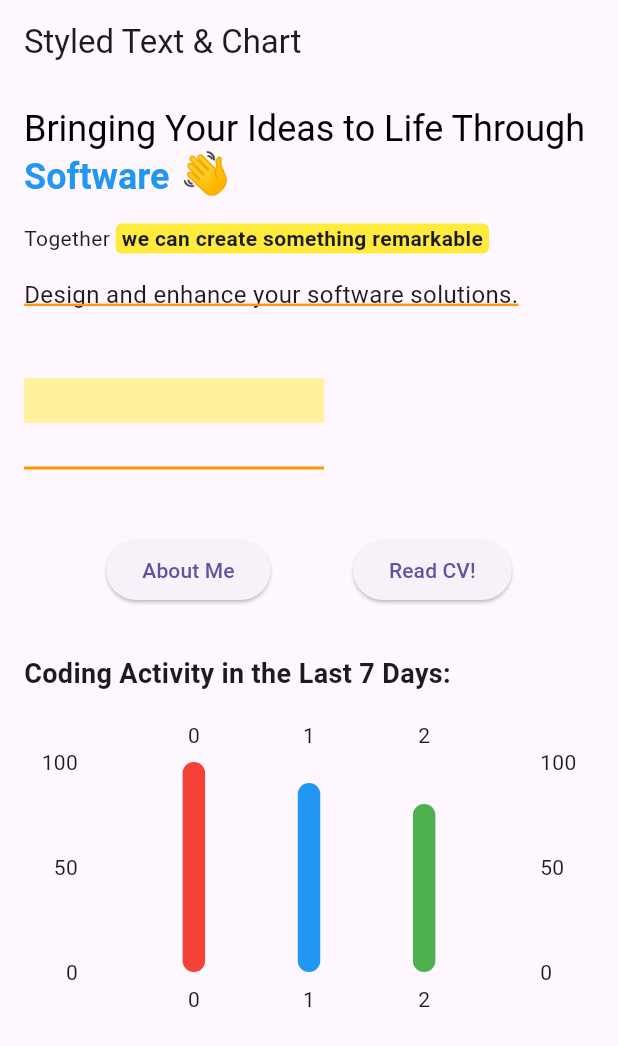
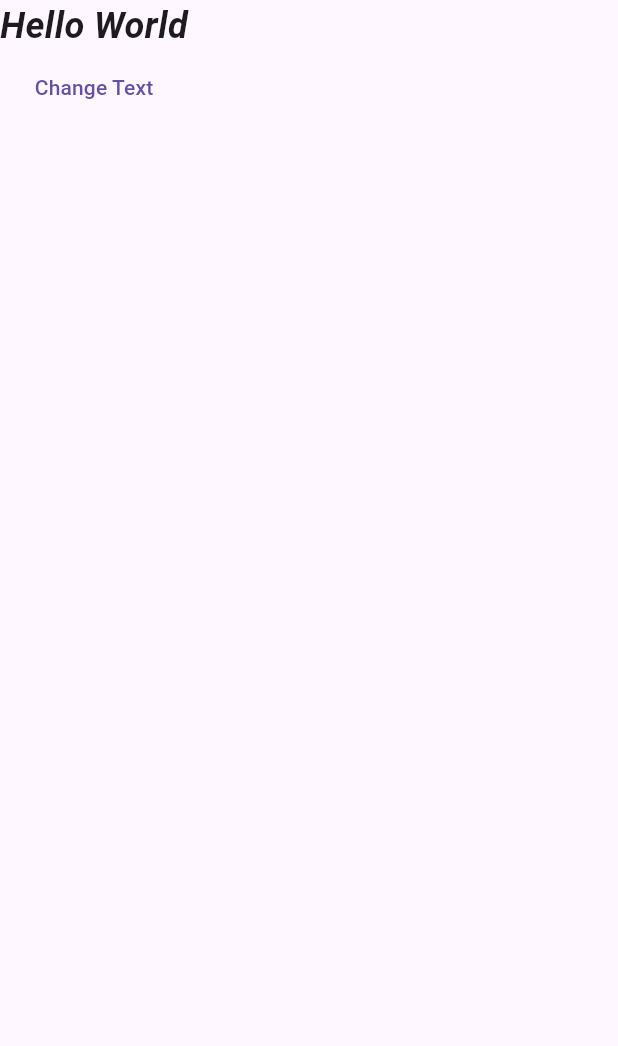
Before and after one commit to Sardor6628/portfolio_w, a Flutter app: the screen it shows after launch, on a phone screen of 412 x 824 dp. Shown: the top 1046 px of the screen. Run offline on Flutter 3.47's test engine with Material 3 defaults, Android fonts, the light colour scheme and no system bars; drawn by our look-alikes of fl_chart; our stand-ins replace auto_route, flutter_bloc, shared_preferences; generated files the repository leaves out were written again.

Commit message:
- Animated Text - Auto Route - readme

```diff
--- /dev/null
+++ b/lib/bl/animated_text/animated_text_cubit.dart
@@ -0,0 +1,35 @@
+import 'package:flutter_bloc/flutter_bloc.dart';
+import 'package:website_p/bl/animated_text/animated_text_state.dart';
+
+class TypeWriterCubit extends Cubit<TypeWriterState> {
+  TypeWriterCubit()
+      : super(TypeWriterState(
+    currentIndex: 0,
+    currentCharIndex: 0,
+    strings: [
+      "Welcome to ProtoCodersPoint.com",
+      "Get Programming Solution Here",
+      "And more...",
+    ],
+  ));
+
+  void startAnimation() {
+    print('Rebuilding with text: ${state.strings[state.currentIndex].substring(0, state.currentCharIndex)}');
+    _typeWritingAnimation();
+  }
+
+  void _typeWritingAnimation() async {
+    if (state.currentCharIndex < state.strings[state.currentIndex].length) {
+      emit(state.copyWith(currentCharIndex: state.currentCharIndex + 1));
+    } else {
+      emit(state.copyWith(
+        currentIndex: (state.currentIndex + 1) % state.strings.length,
+        currentCharIndex: 0,
+      ));
+    }
+
+    // Recursively call with a delay
+    await Future.delayed(const Duration(milliseconds: 50));
+    _typeWritingAnimation();
+  }
+}
--- /dev/null
+++ b/lib/bl/animated_text/animated_text_state.dart
@@ -0,0 +1,22 @@
+class TypeWriterState {
+  final int currentIndex;
+  final int currentCharIndex;
+  final List<String> strings;
+
+  TypeWriterState({
+    required this.currentIndex,
+    required this.currentCharIndex,
+    required this.strings,
+  });
+
+  TypeWriterState copyWith({
+    int? currentIndex,
+    int? currentCharIndex,
+  }) {
+    return TypeWriterState(
+      currentIndex: currentIndex ?? this.currentIndex,
+      currentCharIndex: currentCharIndex ?? this.currentCharIndex,
+      strings: strings,
+    );
+  }
+}
--- a/lib/main.dart
+++ b/lib/main.dart
@@ -1,193 +1,60 @@
 import 'package:flutter/material.dart';
-import 'package:fl_chart/fl_chart.dart';
+import 'package:flutter_bloc/flutter_bloc.dart';
+import 'package:website_p/bl/animated_text/animated_text_cubit.dart';
+import 'package:website_p/bl/theme/theme_cubit.dart';
+import 'package:website_p/services/router/route.dart';
+import 'package:website_p/services/storage/theme_storage.dart';
 
-void main() {
-  runApp(const MyApp());
+void main() async {
+  WidgetsFlutterBinding.ensureInitialized();
+
+  ThemeMode savedThemeMode;
+  try {
+    savedThemeMode = await ThemeStorage.getSavedThemeMode();
+  } catch (e) {
+    savedThemeMode = ThemeMode.system; // Fallback if loading fails
+    debugPrint('Error loading theme mode: $e');
+  }
+
+  final _appRouter = AppRouter();
+  runApp(MyApp(savedThemeMode: savedThemeMode, appRouter: _appRouter));
 }
 
 class MyApp extends StatelessWidget {
-  const MyApp({Key? key}) : super(key: key);
+  final ThemeMode savedThemeMode;
+  final AppRouter appRouter;
+
+  const MyApp({
+    Key? key,
+    required this.savedThemeMode,
+    required this.appRouter,
+  }) : super(key: key);
 
   @override
   Widget build(BuildContext context) {
-    return MaterialApp(
-      debugShowCheckedModeBanner: false,
-      title: 'Styled Text & Chart',
-      theme: ThemeData(
-        primarySwatch: Colors.blue,
-      ),
-      home: const StyledTextScreen(),
-    );
-  }
-}
-
-class StyledTextScreen extends StatelessWidget {
-  const StyledTextScreen({Key? key}) : super(key: key);
-
-  @override
-  Widget build(BuildContext context) {
-    return Scaffold(
-      appBar: AppBar(
-        title: const Text("Styled Text & Chart"),
-      ),
-      body: SingleChildScrollView(
-        padding: const EdgeInsets.all(16),
-        child: Column(
-          crossAxisAlignment: CrossAxisAlignment.start,
-          children: [
-            // Title with styled text
-            RichText(
-              text: TextSpan(
-                style: const TextStyle(fontSize: 24, color: Colors.black),
-                children: [
-                  const TextSpan(
-                    text: "Bringing Your Ideas to Life Through ",
-                  ),
-                  TextSpan(
-                    text: "Software",
-                    style: const TextStyle(
-                      color: Colors.blue,
-                      fontWeight: FontWeight.bold,
-                    ),
-                  ),
-                  const TextSpan(
-                    text: " 👋",
-                    style: TextStyle(fontSize: 28),
-                  ),
-                ],
-              ),
+    return MultiBlocProvider(
+      providers: [
+        BlocProvider(
+          create: (context) => ThemeCubit(savedThemeMode),
+        ),
+        BlocProvider(
+          create: (context) => TypeWriterCubit(),
+        ),
+      ],
+      child: BlocBuilder<ThemeCubit, ThemeMode>(
+        builder: (context, themeMode) {
+          return MaterialApp.router(
+            routerDelegate: appRouter.delegate(),
+            routeInformationParser: appRouter.defaultRouteParser(),
+            theme: ThemeData(useMaterial3: true),
+            darkTheme: ThemeData(
+              useMaterial3: true,
+              brightness: Brightness.dark,
             ),
-            const SizedBox(height: 16),
-            // Highlighted text
-            Row(
-              children: [
-                const Text("Together "),
-                Container(
-                  decoration: BoxDecoration(
-                    color: Colors.yellow,
-                    borderRadius: BorderRadius.circular(4),
-                  ),
-                  padding: const EdgeInsets.symmetric(horizontal: 4),
-                  child: const Text(
-                    "we can create something remarkable",
-                    style: TextStyle(fontWeight: FontWeight.bold),
-                  ),
-                ),
-              ],
-            ),
-            const SizedBox(height: 16),
-            // Underlined text
-            const Text(
-              "Design and enhance your software solutions.",
-              style: TextStyle(
-                decoration: TextDecoration.underline,
-                decorationColor: Colors.orange,
-                decorationThickness: 2,
-                fontSize: 16,
-              ),
-            ),
-            const SizedBox(height: 24),
-            // Custom drawing (highlight + underline)
-            CustomPaint(
-              size: const Size(double.infinity, 100),
-              painter: HighlightPainter(),
-            ),
-            const SizedBox(height: 24),
-            // Buttons
-            Row(
-              mainAxisAlignment: MainAxisAlignment.spaceEvenly,
-              children: [
-                ElevatedButton(
-                  onPressed: () {
-                    // Action for About Me
-                  },
-                  child: const Text("About Me"),
-                ),
-                ElevatedButton(
-                  onPressed: () {
-                    // Action for Read CV
-                  },
-                  child: const Text("Read CV!"),
-                ),
-              ],
-            ),
-            const SizedBox(height: 32),
-            // Bar chart
-            const Text(
-              "Coding Activity in the Last 7 Days:",
-              style: TextStyle(fontWeight: FontWeight.bold, fontSize: 18),
-            ),
-            const SizedBox(height: 16),
-            SizedBox(
-              height: 200,
-              child: BarChart(
-                BarChartData(
-                  barGroups: [
-                    BarChartGroupData(
-                      x: 0,
-                      barRods: [
-                        BarChartRodData(
-                          toY: 100,
-                          color: Colors.red,
-                          width: 15,
-                        ),
-                      ],
-                    ),
-                    BarChartGroupData(
-                      x: 1,
-                      barRods: [
-                        BarChartRodData(
-                          toY: 90,
-                          color: Colors.blue,
-                          width: 15,
-                        ),
-                      ],
-                    ),
-                    BarChartGroupData(
-                      x: 2,
-                      barRods: [
-                        BarChartRodData(
-                          toY: 80,
-                          color: Colors.green,
-                          width: 15,
-                        ),
-                      ],
-                    ),
-                  ],
-                  // titlesData: FlTitlesData(
-                  //   leftTitles: SideTitles(showTitles: true),
-                  //   bottomTitles: SideTitles(showTitles: false),
-                  // ),
-                  gridData: FlGridData(show: false),
-                  borderData: FlBorderData(show: false),
-                ),
-              ),
-            ),
-          ],
-        ),
+            themeMode: themeMode,
+          );
+        },
       ),
     );
   }
 }
-
-class HighlightPainter extends CustomPainter {
-  @override
-  void paint(Canvas canvas, Size size) {
-    final highlightPaint = Paint()
-      ..color = Colors.yellow.withOpacity(0.5)
-      ..style = PaintingStyle.fill;
-
-    final underlinePaint = Paint()
-      ..color = Colors.orange
-      ..strokeWidth = 2.0;
-
-    // Draw highlight
-    canvas.drawRect(const Rect.fromLTWH(0, 20, 200, 30), highlightPaint);
-
-    // Draw underline
-    canvas.drawLine(const Offset(0, 80), const Offset(200, 80), underlinePaint);
-  }
-
-  @override
-  bool shouldRepaint(covariant CustomPainter oldDelegate) => false;
-}
--- /dev/null
+++ b/lib/presentation/main_page.dart
@@ -0,0 +1,38 @@
+import 'package:auto_route/auto_route.dart';
+import 'package:flutter/material.dart';
+import 'package:website_p/widgets/animated_text_widget.dart';
+
+@RoutePage()
+class MainDisplayPage extends StatefulWidget {
+  const MainDisplayPage({super.key});
+
+  @override
+  State<MainDisplayPage> createState() => _MainDisplayPageState();
+}
+
+class _MainDisplayPageState extends State<MainDisplayPage> {
+  String animatedText = 'Hello World'; // Move it to the State class
+
+  @override
+  Widget build(BuildContext context) {
+    return Scaffold(
+      body: Column(
+        children: [
+          AnimatedTextWidget(
+            text: animatedText,
+            key: Key('AnimatedTextWidget:$animatedText'),
+          ),
+          // Change the text to see the animation
+          TextButton(
+            onPressed: () {
+              setState(() {
+                animatedText = 'Hello World, ${DateTime.now().toString()}';
+              });
+            },
+            child: const Text('Change Text'),
+          ),
+        ],
+      ),
+    );
+  }
+}
--- /dev/null
+++ b/lib/services/router/route.dart
@@ -0,0 +1,26 @@
+import 'package:auto_route/auto_route.dart';
+import 'package:flutter/cupertino.dart';
+import 'package:website_p/presentation/about_me_page.dart';
+import 'package:website_p/presentation/main_page.dart';
+
+part 'route.gr.dart';
+
+@AutoRouterConfig(replaceInRouteName: 'Page,Route')
+class AppRouter extends RootStackRouter {
+  @override
+  RouteType get defaultRouteType =>
+      RouteType.material(); //.cupertino, .adaptive ..etc
+
+  @override
+  List<AutoRoute> get routes => [
+        // HomeScreen is generated as HomeRoute because
+        // of the replaceInRouteName property
+        AutoRoute(page: MainDisplayRoute.page, initial: true),
+        AutoRoute(page: AboutMeRoute.page),
+      ];
+
+  @override
+  List<AutoRouteGuard> get guards => [
+        // optionally add root guards here
+      ];
+}
--- /dev/null
+++ b/lib/services/storage/theme_storage.dart
@@ -0,0 +1,33 @@
+import 'package:flutter/material.dart';
+import 'package:shared_preferences/shared_preferences.dart';
+
+class ThemeStorage {
+  static const _key = 'themeMode';
+
+  static Future<ThemeMode> getSavedThemeMode() async {
+    final prefs = await SharedPreferences.getInstance();
+    final theme = prefs.getString(_key) ?? 'system';
+    switch (theme) {
+      case 'light':
+        return ThemeMode.light;
+      case 'dark':
+        return ThemeMode.dark;
+      default:
+        return ThemeMode.system;
+    }
+  }
+
+  static Future<void> saveThemeMode(ThemeMode mode) async {
+    final prefs = await SharedPreferences.getInstance();
+    switch (mode) {
+      case ThemeMode.light:
+        await prefs.setString(_key, 'light');
+        break;
+      case ThemeMode.dark:
+        await prefs.setString(_key, 'dark');
+        break;
+      default:
+        await prefs.setString(_key, 'system');
+    }
+  }
+}
--- /dev/null
+++ b/lib/widgets/animated_text_widget.dart
@@ -0,0 +1,51 @@
+import 'package:flutter/material.dart';
+
+class AnimatedTextWidget extends StatefulWidget {
+  final String text;
+  const AnimatedTextWidget({Key? key, required this.text}) : super(key: key);
+
+  @override
+  State<AnimatedTextWidget> createState() => _AnimatedTextWidgetState();
+}
+
+class _AnimatedTextWidgetState extends State<AnimatedTextWidget> {
+  int _currentCharIndex = 0;
+
+  @override
+  void initState() {
+    super.initState();
+    _animateText();
+  }
+
+  @override
+  void didUpdateWidget(covariant AnimatedTextWidget oldWidget) {
+    super.didUpdateWidget(oldWidget);
+    if (oldWidget.text != widget.text) {
+      _currentCharIndex = 0;
+      _animateText();
+    }
+  }
+
+  void _animateText() {
+    if (_currentCharIndex < widget.text.length) {
+      Future.delayed(const Duration(milliseconds: 50), () {
+        setState(() {
+          _currentCharIndex++;
+        });
+        _animateText();
+      });
+    }
+  }
+
+  @override
+  Widget build(BuildContext context) {
+    return Text(
+      widget.text.substring(0, _currentCharIndex),
+      style: const TextStyle(
+        fontSize: 24,
+        fontStyle: FontStyle.italic,
+        fontWeight: FontWeight.bold,
+      ),
+    );
+  }
+}
--- a/pubspec.yaml
+++ b/pubspec.yaml
@@ -36,6 +36,10 @@ dependencies:
   # Use with the CupertinoIcons class for iOS style icons.
   cupertino_icons: ^1.0.8
   fl_chart: ^0.69.2
+  shared_preferences: ^2.3.5
+  flutter_bloc: ^8.1.6
+  auto_route: ^9.3.0+1
+
 
 dev_dependencies:
   flutter_test:
@@ -47,6 +51,8 @@ dev_dependencies:
   # package. See that file for information about deactivating specific lint
   # rules and activating additional ones.
   flutter_lints: ^4.0.0
+  build_runner: ^2.4.13
+  auto_route_generator: ^9.0.0
 
 # For information on the generic Dart part of this file, see the
 # following page: https://dart.dev/tools/pub/pubspec
```
Also changed, not shown: lib/bl/theme/theme_cubit.dart (added, +18 -0 lines), lib/dev_under_dev/test_animated_text.dart (added, +56 -0 lines), lib/presentation/about_me_page.dart (added, +30 -0 lines), pubspec.lock, 10 other files.
